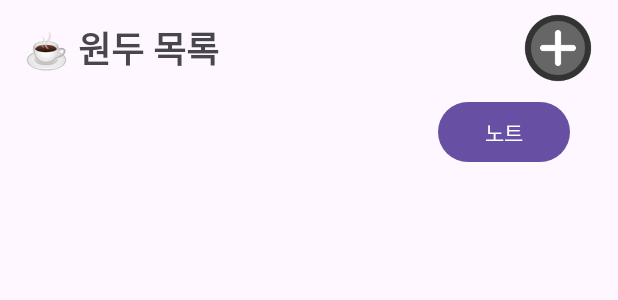
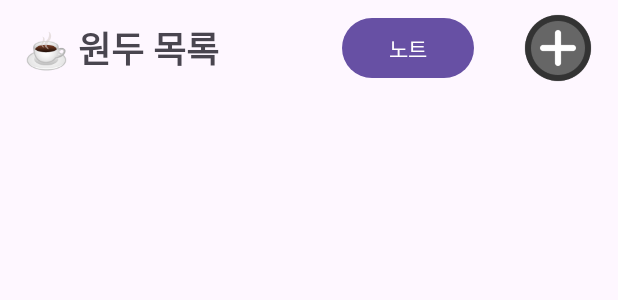
Before and after one commit to cubicj/CoffeeNote, an Android app: the layout main_activity.xml on its own in the app's theme, with its tools: preview values and no code run, on a phone screen of 412 x 824 dp. Shown: the top 300 px of the screen. Run offline under Robolectric (Android 15) with nearby library versions, the phone set to English and light mode, and no system bars.

```diff
--- a/app/src/main/res/layout/main_activity.xml
+++ b/app/src/main/res/layout/main_activity.xml
@@ -41,26 +41,15 @@
             app:layout_constraintStart_toStartOf="parent"
             app:layout_constraintTop_toTopOf="parent" />
 
-    </androidx.constraintlayout.widget.ConstraintLayout>
-
-    <androidx.constraintlayout.widget.ConstraintLayout
-        android:id="@+id/constraintLayout21"
-        android:layout_width="match_parent"
-        android:layout_height="wrap_content"
-        app:layout_constraintBottom_toTopOf="@+id/rv_beans"
-        app:layout_constraintEnd_toEndOf="parent"
-        app:layout_constraintStart_toStartOf="parent"
-        app:layout_constraintTop_toBottomOf="@+id/constraintLayout">
-
         <Button
-            android:id="@+id/button5"
+            android:id="@+id/btn_coffee_note"
             android:layout_width="wrap_content"
             android:layout_height="wrap_content"
             android:layout_marginEnd="32dp"
             android:text="노트"
-            app:layout_constraintBottom_toBottomOf="parent"
-            app:layout_constraintEnd_toEndOf="parent"
-            app:layout_constraintTop_toTopOf="parent" />
+            app:layout_constraintBottom_toBottomOf="@+id/ib_beans_plus"
+            app:layout_constraintEnd_toStartOf="@+id/ib_beans_plus"
+            app:layout_constraintTop_toTopOf="@+id/ib_beans_plus" />
 
     </androidx.constraintlayout.widget.ConstraintLayout>
 
@@ -76,6 +65,6 @@
         app:layout_constraintEnd_toEndOf="parent"
         app:layout_constraintHorizontal_bias="1.0"
         app:layout_constraintStart_toStartOf="parent"
-        app:layout_constraintTop_toBottomOf="@+id/constraintLayout21" />
+        app:layout_constraintTop_toBottomOf="@+id/constraintLayout" />
 
 </androidx.constraintlayout.widget.ConstraintLayout>
--- a/app/src/main/res/layout/activity_recipe.xml
+++ b/app/src/main/res/layout/recipe_activity.xml
@@ -21,6 +21,8 @@
             android:layout_height="wrap_content"
             android:layout_marginStart="16dp"
             android:layout_marginTop="16dp"
+            android:layout_marginBottom="16dp"
+            app:layout_constraintBottom_toBottomOf="parent"
             app:layout_constraintStart_toStartOf="parent"
             app:layout_constraintTop_toTopOf="parent"
             app:srcCompat="@android:drawable/ic_menu_revert" />
```
Also changed, not shown: app/src/main/java/com/cubicj/coffeenote/RecipeActivity.kt (added, +15 -0 lines), app/src/main/java/com/cubicj/coffeenote/RecipeInfoActivity.kt (added, +15 -0 lines), app/src/main/res/layout/recipe_info_activity.xml (renamed from app/src/main/res/layout/activity_recipe_info.xml, +6 -6 lines), app/src/main/res/layout/color_picker.xml (renamed from app/src/main/res/layout/activity_color_picker.xml).
